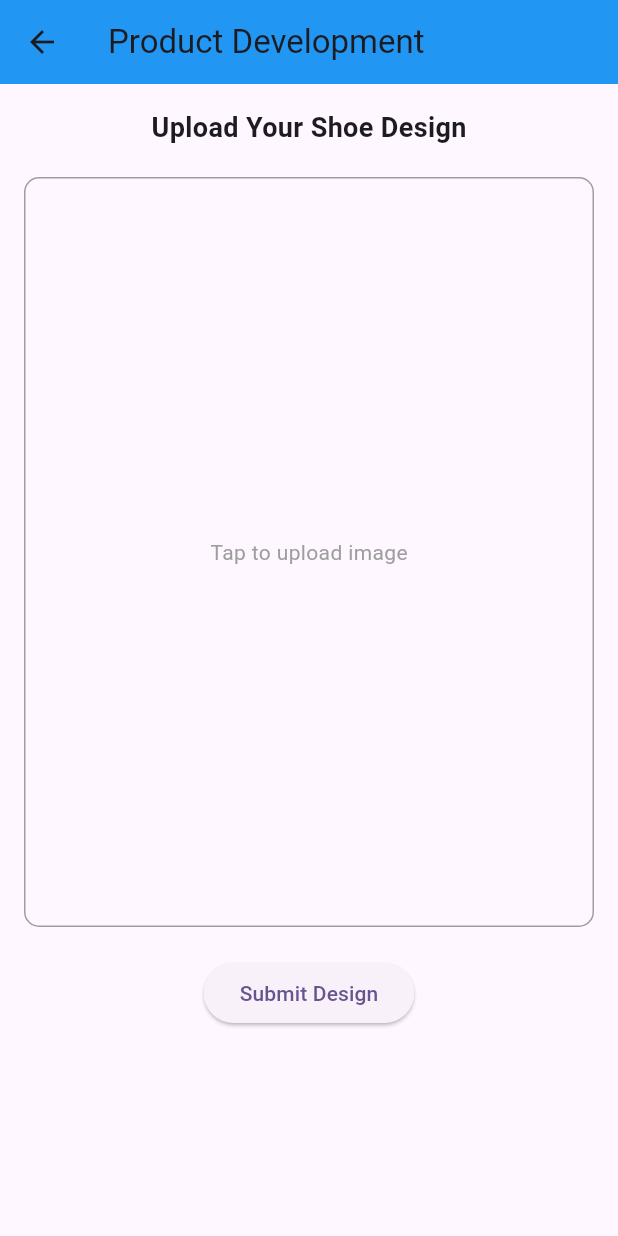
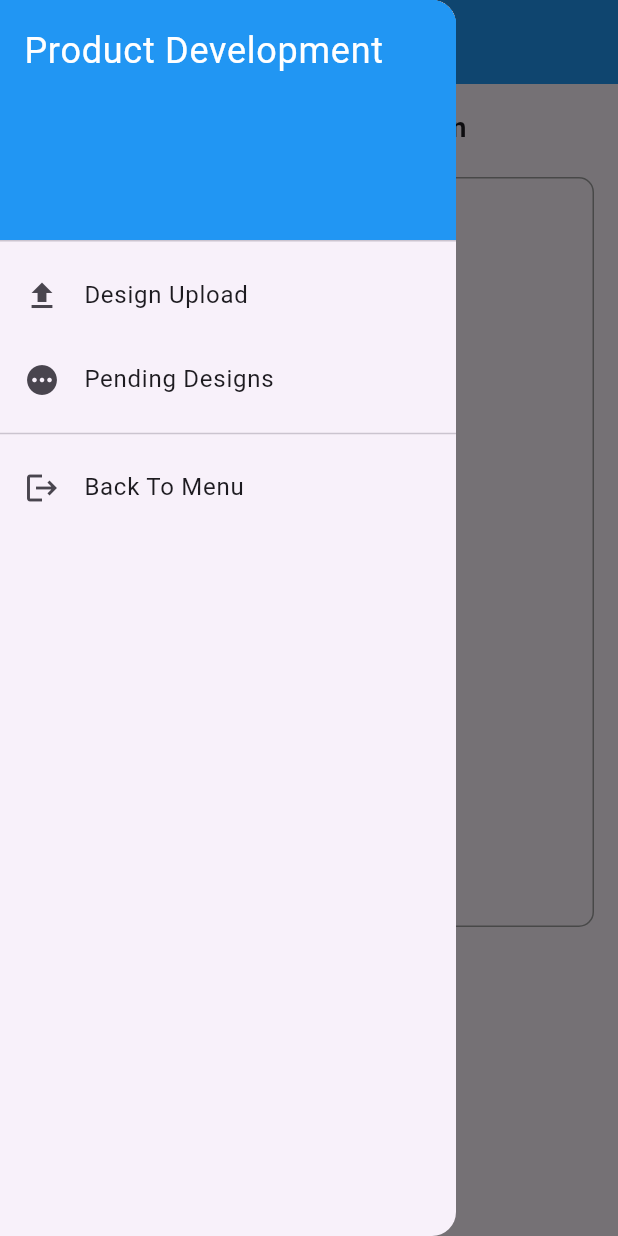
Before and after one commit to RAMZY02/googlecloudgaming, a Flutter app: the ProductDevelopmentScreen screen opened by its route, with the side drawer open (before the commit the screen has no drawer), on a phone screen of 412 x 824 dp. Run offline on Flutter 3.47's test engine with Material 3 defaults, Android fonts, the phone set to English and light mode, and no system bars; our stand-ins replace carousel_slider, image_picker; network calls fail.

Commit message:
Tampilan Pending Design & Approval

```diff
--- a/lib/main.dart
+++ b/lib/main.dart
@@ -7,6 +7,7 @@ import 'package:steppa/factory/ui/factory_materials_screen.dart';
 import 'package:steppa/head_office/ui/head_office_dashboard_screen.dart';
 import 'package:steppa/online_shop/ui/home.dart';
 import 'package:steppa/oracle_data_screen.dart';
+import 'package:steppa/product_development/ui/pending_designs_screen.dart';
 import 'package:steppa/product_development/ui/product_development_screen.dart';
 
 void main() {
@@ -35,6 +36,7 @@ class MyApp extends StatelessWidget {
         '/homeCatalog': (context) => const Home(),
         '/oracleData': (context) => OracleDataScreen(),
         '/productDevelopmentDashboard': (context) => const ProductDevelopmentScreen(),
+        '/pendingDesigns': (context) => const PendingDesignsScreen(),
       },
       home: const LoginScreen(),
     );
--- a/lib/product_development/ui/product_development_screen.dart
+++ b/lib/product_development/ui/product_development_screen.dart
@@ -1,6 +1,7 @@
 import 'dart:typed_data';
 import 'package:flutter/material.dart';
 import 'package:image_picker/image_picker.dart';
+import 'pending_designs_screen.dart';
 
 class ProductDevelopmentScreen extends StatefulWidget {
   const ProductDevelopmentScreen({Key? key}) : super(key: key);
@@ -12,7 +13,6 @@ class ProductDevelopmentScreen extends StatefulWidget {
 class _ProductDevelopmentScreenState extends State<ProductDevelopmentScreen> {
   Uint8List? _selectedImageBytes;
 
-  // Function to pick an image
   Future<void> _pickImage() async {
     final ImagePicker picker = ImagePicker();
     final XFile? pickedImage = await picker.pickImage(source: ImageSource.gallery);
@@ -29,8 +29,63 @@ class _ProductDevelopmentScreenState extends State<ProductDevelopmentScreen> {
   Widget build(BuildContext context) {
     return Scaffold(
       appBar: AppBar(
-        title: const Text('Product Development'),
+        title: const Text('Design Upload'),
         backgroundColor: Colors.blue,
+      ),
+      drawer: Drawer(
+        child: ListView(
+          padding: EdgeInsets.zero,
+          children: [
+            DrawerHeader(
+              decoration: BoxDecoration(
+                color: Colors.blue,
+              ),
+              child: const Text(
+                'Product Development',
+                style: TextStyle(
+                  color: Colors.white,
+                  fontSize: 24,
+                ),
+              ),
+            ),
+            ListTile(
+              leading: const Icon(Icons.upload),
+              title: const Text('Design Upload'),
+              onTap: () {
+                Navigator.pop(context);
+                Navigator.push(
+                  context,
+                  MaterialPageRoute(
+                    builder: (context) => const ProductDevelopmentScreen(),
+                  ),
+                );
+              },
+            ),
+            ListTile(
+              leading: const Icon(Icons.pending),
+              title: const Text('Pending Designs'),
+              onTap: () {
+                Navigator.pop(context);
+                Navigator.push(
+                  context,
+                  MaterialPageRoute(
+                    builder: (context) => const PendingDesignsScreen(),
+                  ),
+                );
+              },
+            ),
+            const Divider(),
+            ListTile(
+              leading: const Icon(Icons.logout),
+              title: const Text('Back To Menu'),
+              onTap: () {
+                // Navigasi ke halaman LoginScreen
+                Navigator.pop(context);
+                Navigator.pushNamed(context, '/login');
+              },
+            ),
+          ],
+        ),
       ),
       body: Padding(
         padding: const EdgeInsets.all(16.0),
```
Also changed, not shown: lib/product_development/ui/pending_designs_screen.dart (added, +50 -0 lines).
